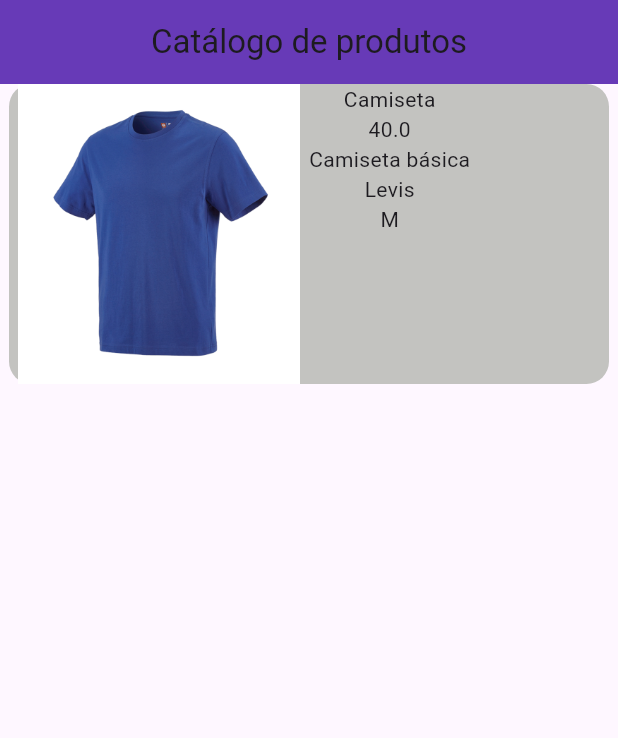
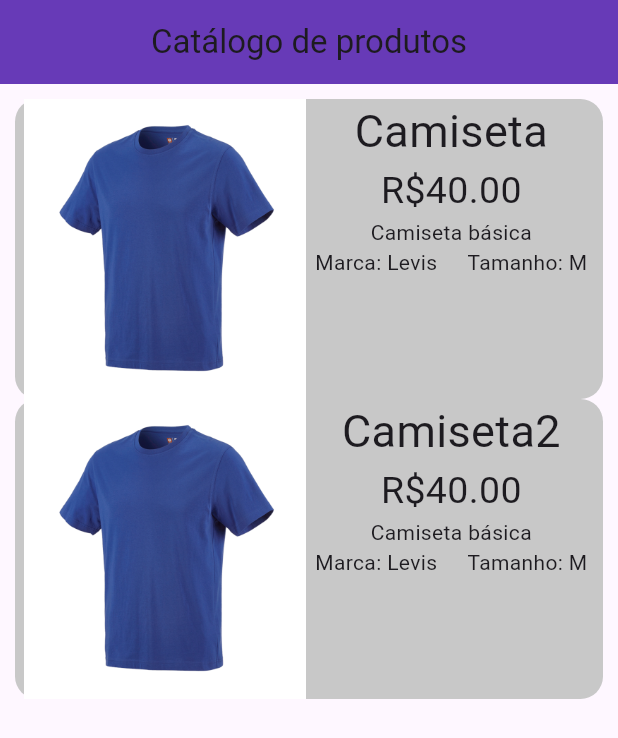
Before and after one commit to mmiguelcalixto/catalogoProdutos, a Flutter app: the screen it shows after launch, on a phone screen of 412 x 824 dp. Shown: the top 738 px of the screen. Run offline on Flutter 3.47's test engine with Material 3 defaults, Android fonts, the light colour scheme and no system bars.

Commit message:
feat: adicionar estilos no roupaWidget

```diff
--- a/catalogo_produtos/lib/pages/catalogo.dart
+++ b/catalogo_produtos/lib/pages/catalogo.dart
@@ -1,4 +1,3 @@
-import 'package:catalogo_produtos/widgets/produto.dart';
 import 'package:catalogo_produtos/widgets/roupa.dart';
 import 'package:flutter/material.dart';
 
@@ -18,10 +17,15 @@
         backgroundColor: Colors.deepPurple,
         centerTitle: true,
       ),
-      body: Column(
-        children: [
-          RoupaWidget(nome: "Camiseta", descricao: "Camiseta básica", imagemUrl: Image.asset("images/tshirt.jpg", width: 200), preco: 40.00, marca: "Levis", tamanho: "M", onTap: () { },)
-        ],
+      body: Padding(
+        padding: const EdgeInsets.all(10.0),
+        child: ListView(
+          children: [
+            RoupaWidget(nome: "Camiseta", descricao: "Camiseta básica", imagemUrl: Image.asset("images/tshirt.jpg", width: 200), preco: 40.00, marca: "Levis", tamanho: "M", onTap: (){}),
+
+            RoupaWidget(nome: "Camiseta2", descricao: "Camiseta básica", imagemUrl: Image.asset("images/tshirt.jpg", width: 200), preco: 40.00, marca: "Levis", tamanho: "M", onTap: (){}),
+          ],
+        ),
       )
     );
   }
--- a/catalogo_produtos/lib/widgets/roupa.dart
+++ b/catalogo_produtos/lib/widgets/roupa.dart
@@ -1,7 +1,6 @@
 import 'package:catalogo_produtos/widgets/produto.dart';
 import 'package:flutter/cupertino.dart';
 import 'package:flutter/material.dart';
-import 'package:flutter/src/widgets/framework.dart';
 
 class RoupaWidget extends ProdutoWidget {
   final String marca;
@@ -30,18 +29,23 @@
         margin: EdgeInsets.symmetric(),
         decoration: BoxDecoration(
           borderRadius: BorderRadius.circular(15),
-          color: const Color.fromARGB(255, 195, 195, 192),
+          color: const Color.fromARGB(255, 200, 200, 200),
         ),
         child: Row(
           children: [
             imagemUrl,
             Column(
               children: [
-                Text(nome),
-                Text(preco.toString()),
+                Text(nome, style: TextStyle(fontSize: 30),),
+                Text("R\$${preco.toStringAsFixed(2)}", style: TextStyle(fontSize: 25),),
                 Text(descricao),
-                Text(marca),
-                Text(tamanho)
+                Row(
+                  children: [
+                    Text("Marca: $marca"),
+                    SizedBox(width: 20),
+                    Text("Tamanho: $tamanho")
+                  ],
+                ),
               ],
             )
           ],
```
